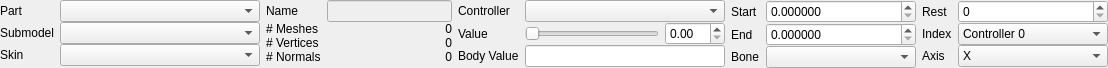
Above: src/tools/hlam/ui/assets/studiomodel/dockpanels/StudioModelBodyPartsPanel.ui from SamVanheer/HalfLifeAssetManager before the change. Below: the same form after it.
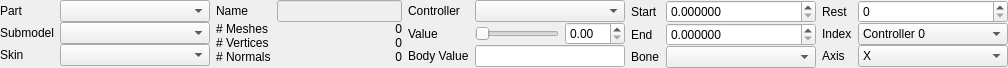
That is the form after the change.

Commit message: Reduce width of vertical Body Parts panel

What changed in the file:
```diff
--- a/src/tools/hlam/ui/assets/studiomodel/dockpanels/StudioModelBodyPartsPanel.ui
+++ b/src/tools/hlam/ui/assets/studiomodel/dockpanels/StudioModelBodyPartsPanel.ui
@@ -6,7 +6,7 @@
    <rect>
     <x>0</x>
     <y>0</y>
-    <width>1087</width>
+    <width>987</width>
     <height>64</height>
    </rect>
   </property>
@@ -74,7 +74,7 @@
         </property>
         <property name="minimumSize">
          <size>
-          <width>200</width>
+          <width>150</width>
           <height>0</height>
          </size>
         </property>
@@ -96,7 +96,7 @@
         </property>
         <property name="minimumSize">
          <size>
-          <width>200</width>
+          <width>150</width>
           <height>0</height>
          </size>
         </property>
@@ -125,7 +125,7 @@
         </property>
         <property name="minimumSize">
          <size>
-          <width>200</width>
+          <width>150</width>
           <height>0</height>
          </size>
         </property>
@@ -290,6 +290,12 @@
      </property>
      <item row="1" column="0">
       <widget class="QLabel" name="label_5">
+       <property name="sizePolicy">
+        <sizepolicy hsizetype="Fixed" vsizetype="Preferred">
+         <horstretch>0</horstretch>
+         <verstretch>0</verstretch>
+        </sizepolicy>
+       </property>
        <property name="text">
         <string>Value</string>
        </property>
@@ -297,6 +303,12 @@
      </item>
      <item row="2" column="0">
       <widget class="QLabel" name="label_6">
+       <property name="sizePolicy">
+        <sizepolicy hsizetype="Fixed" vsizetype="Preferred">
+         <horstretch>0</horstretch>
+         <verstretch>0</verstretch>
+        </sizepolicy>
+       </property>
        <property name="text">
         <string>Body Value</string>
        </property>
@@ -312,7 +324,7 @@
        </property>
        <property name="minimumSize">
         <size>
-         <width>200</width>
+         <width>0</width>
          <height>0</height>
         </size>
        </property>
@@ -332,6 +344,12 @@
      </item>
      <item row="0" column="0">
       <widget class="QLabel" name="label_4">
+       <property name="sizePolicy">
+        <sizepolicy hsizetype="Fixed" vsizetype="Preferred">
+         <horstretch>0</horstretch>
+         <verstretch>0</verstretch>
+        </sizepolicy>
+       </property>
        <property name="text">
         <string>Controller</string>
        </property>
@@ -400,7 +418,7 @@
        </property>
        <property name="minimumSize">
         <size>
-         <width>200</width>
+         <width>150</width>
          <height>0</height>
         </size>
        </property>
```
